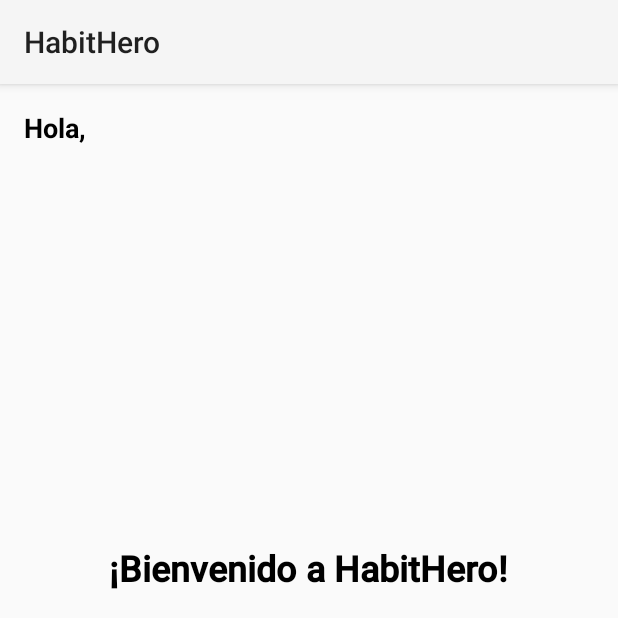
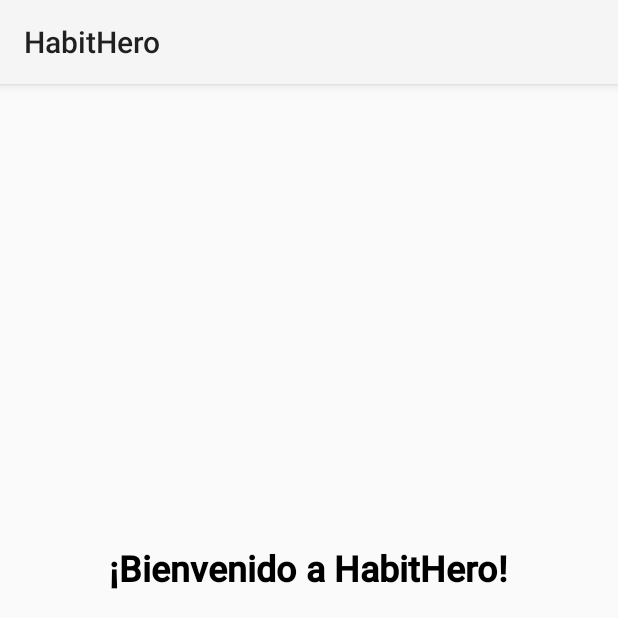
Before and after one commit to AlejandroVialardSantana/HabitHero, an Android app: the fragment HomeFragment shown on its own in the app's theme, on a phone screen of 412 x 824 dp, the top half of it. Run offline under Robolectric (Android 15) with nearby library versions, the phone set to English and light mode, and no system bars; our stand-ins replace Firebase (no records; nobody signed in at launch, a user with empty details on screens opened directly); libraries missing offline, so code that uses them is left out: io.grpc.

Commit message:
FIX: Mensaje de hola usuario visible o no visible

```diff
--- a/app/src/main/java/com/avs/habithero/ui/fragments/HomeFragment.kt
+++ b/app/src/main/java/com/avs/habithero/ui/fragments/HomeFragment.kt
@@ -75,15 +75,7 @@ class HomeFragment: Fragment() {
 
             binding.loading.visibility = View.GONE
             binding.addHabit.visibility = View.VISIBLE
-            if (filteredHabits.isEmpty()) {
-                binding.welcomeMessage.visibility = View.VISIBLE
-                binding.subWelcomeMessage.visibility = View.VISIBLE
-                binding.habitsRecyclerView.visibility = View.GONE
-            } else {
-                binding.welcomeMessage.visibility = View.GONE
-                binding.subWelcomeMessage.visibility = View.GONE
-                binding.habitsRecyclerView.visibility = View.VISIBLE
-            }
+            updateWelcomeMessageVisibility(filteredHabits.isEmpty())
         }
     }
 
@@ -93,10 +85,14 @@ class HomeFragment: Fragment() {
             binding.welcomeMessage.visibility = View.VISIBLE
             binding.subWelcomeMessage.visibility = View.VISIBLE
             binding.habitsRecyclerView.visibility = View.GONE
+            binding.textView3.visibility = View.GONE
+            binding.username.visibility = View.GONE
         } else {
             binding.welcomeMessage.visibility = View.GONE
             binding.subWelcomeMessage.visibility = View.GONE
             binding.habitsRecyclerView.visibility = View.VISIBLE
+            binding.textView3.visibility = View.VISIBLE
+            binding.username.visibility = View.VISIBLE
         }
     }
 
```
